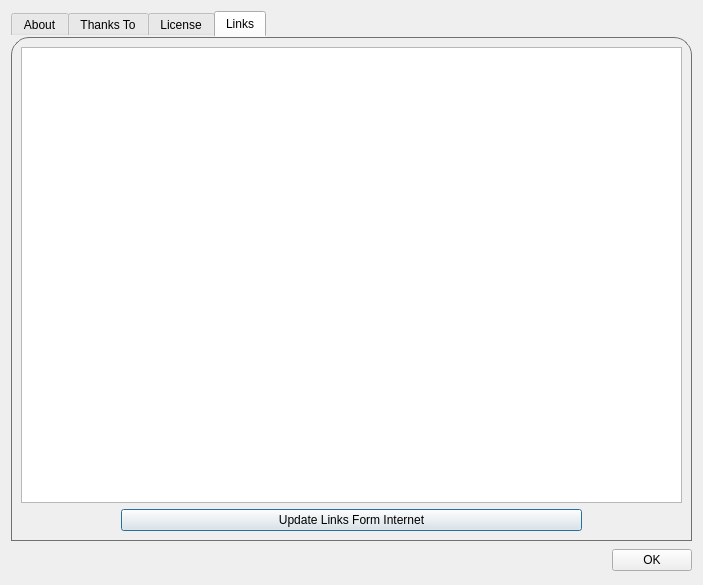
Qt form src/About_Window.ui (tobimensch/aqemu) before a commit.
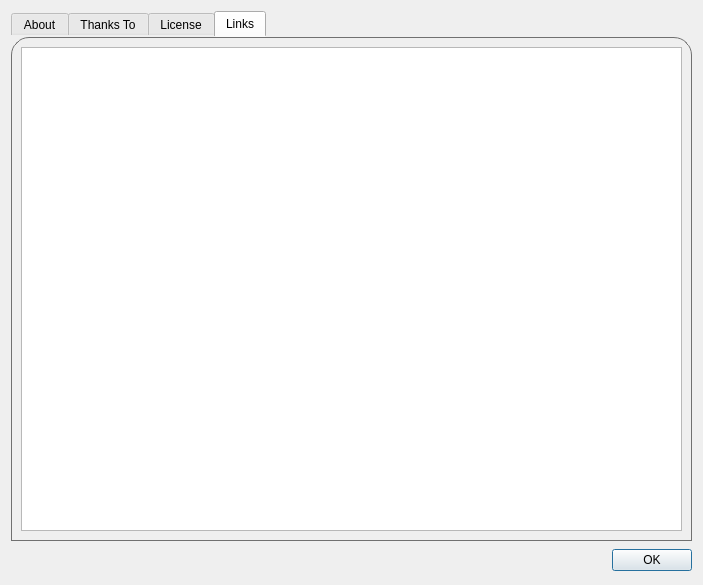
The same form after that commit. The open tabs and pages were chosen to show the change. Icons and pictures are not drawn.

Commit message: Removed obsolete "Update Links" feature.

Diff of the .ui file:
```diff
--- a/src/About_Window.ui
+++ b/src/About_Window.ui
@@ -448,6 +448,7 @@
 &lt;table border=&quot;0&quot; style=&quot;-qt-table-type: root; margin-top:4px; margin-bottom:4px; margin-left:4px; margin-right:4px;&quot;&gt;
 &lt;tr&gt;
 &lt;td style=&quot;border: none;&quot;&gt;
+&lt;p style=&quot;-qt-paragraph-type:empty; margin-top:0px; margin-bottom:0px; margin-left:0px; margin-right:0px; -qt-block-indent:0; text-indent:0px;&quot;&gt;&lt;br /&gt;&lt;/p&gt;
 &lt;p style=&quot;-qt-paragraph-type:empty; margin-top:0px; margin-bottom:0px; margin-left:0px; margin-right:0px; -qt-block-indent:0; text-indent:0px; font-family:'Cantarell'; font-size:11pt;&quot;&gt;&lt;br /&gt;&lt;/p&gt;
 &lt;p style=&quot;-qt-paragraph-type:empty; margin-top:0px; margin-bottom:0px; margin-left:0px; margin-right:0px; -qt-block-indent:0; text-indent:0px; font-family:'Cantarell'; font-size:11pt;&quot;&gt;&lt;br /&gt;&lt;/p&gt;
 &lt;p style=&quot;-qt-paragraph-type:empty; margin-top:0px; margin-bottom:0px; margin-left:0px; margin-right:0px; -qt-block-indent:0; text-indent:0px; font-family:'DejaVu Sans';&quot;&gt;&lt;br /&gt;&lt;/p&gt;
@@ -480,55 +481,6 @@
          </property>
         </widget>
        </item>
-       <item>
-        <layout class="QHBoxLayout" name="horizontalLayout_2">
-         <item>
-          <spacer name="horizontalSpacer">
-           <property name="orientation">
-            <enum>Qt::Horizontal</enum>
-           </property>
-           <property name="sizeType">
-            <enum>QSizePolicy::Fixed</enum>
-           </property>
-           <property name="sizeHint" stdset="0">
-            <size>
-             <width>100</width>
-             <height>10</height>
-            </size>
-           </property>
-          </spacer>
-         </item>
-         <item>
-          <widget class="QPushButton" name="Button_Update_Links">
-           <property name="sizePolicy">
-            <sizepolicy hsizetype="Minimum" vsizetype="Fixed">
-             <horstretch>0</horstretch>
-             <verstretch>0</verstretch>
-            </sizepolicy>
-           </property>
-           <property name="text">
-            <string>Update Links Form Internet</string>
-           </property>
-          </widget>
-         </item>
-         <item>
-          <spacer name="horizontalSpacer_2">
-           <property name="orientation">
-            <enum>Qt::Horizontal</enum>
-           </property>
-           <property name="sizeType">
-            <enum>QSizePolicy::Maximum</enum>
-           </property>
-           <property name="sizeHint" stdset="0">
-            <size>
-             <width>100</width>
-             <height>10</height>
-            </size>
-           </property>
-          </spacer>
-         </item>
-        </layout>
-       </item>
       </layout>
      </widget>
     </widget>
```
Left out of the diff: 3 changed lines with no effect on the pictures.
